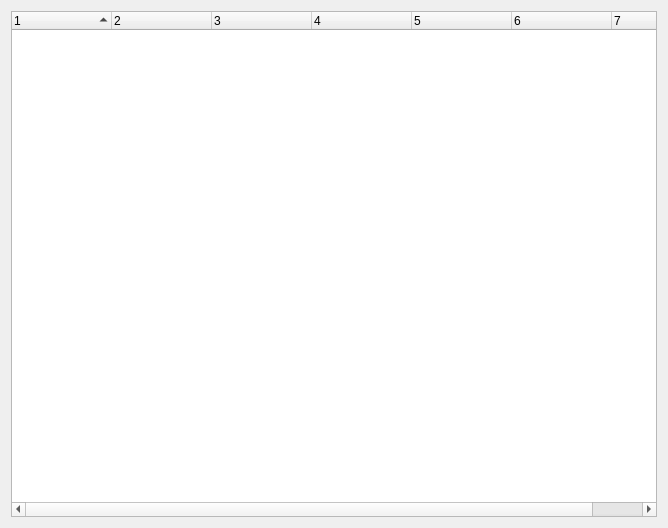
The window that lib/cfclient/ui/tabs/logBlockTab.ui (bitcraze/crazyflie-clients-python) describes before a commit, drawn with Qt 5.
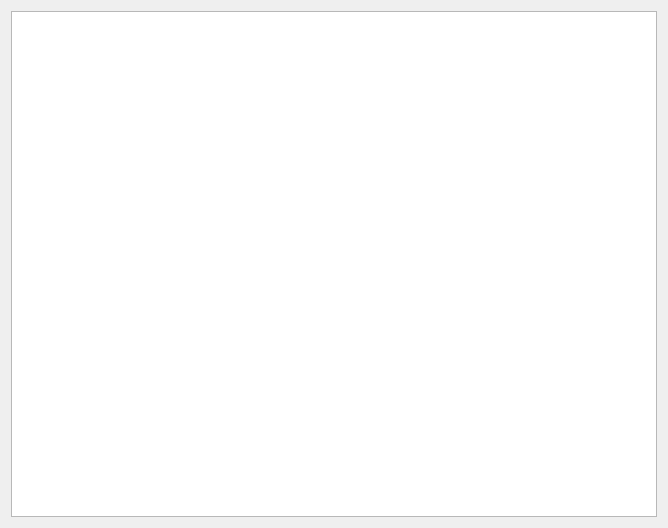
The same window after the commit.

Commit message: Added new logblock tab

The edit to the form file:
```diff
--- a/lib/cfclient/ui/tabs/logBlockTab.ui
+++ b/lib/cfclient/ui/tabs/logBlockTab.ui
@@ -15,57 +15,10 @@
   </property>
   <layout class="QVBoxLayout" name="verticalLayout">
    <item>
-    <widget class="QTreeWidget" name="_block_tree">
+    <widget class="QTreeView" name="_block_tree">
      <property name="sortingEnabled">
       <bool>true</bool>
      </property>
-     <property name="columnCount">
-      <number>7</number>
-     </property>
-     <attribute name="headerDefaultSectionSize">
-      <number>100</number>
-     </attribute>
-     <attribute name="headerHighlightSections">
-      <bool>false</bool>
-     </attribute>
-     <attribute name="headerShowSortIndicator" stdset="0">
-      <bool>true</bool>
-     </attribute>
-     <column>
-      <property name="text">
-       <string notr="true">1</string>
-      </property>
-     </column>
-     <column>
-      <property name="text">
-       <string notr="true">2</string>
-      </property>
-     </column>
-     <column>
-      <property name="text">
-       <string notr="true">3</string>
-      </property>
-     </column>
-     <column>
-      <property name="text">
-       <string notr="true">4</string>
-      </property>
-     </column>
-     <column>
-      <property name="text">
-       <string>5</string>
-      </property>
-     </column>
-     <column>
-      <property name="text">
-       <string>6</string>
-      </property>
-     </column>
-     <column>
-      <property name="text">
-       <string>7</string>
-      </property>
-     </column>
     </widget>
    </item>
   </layout>
```
The commit also changes 5 other files.
